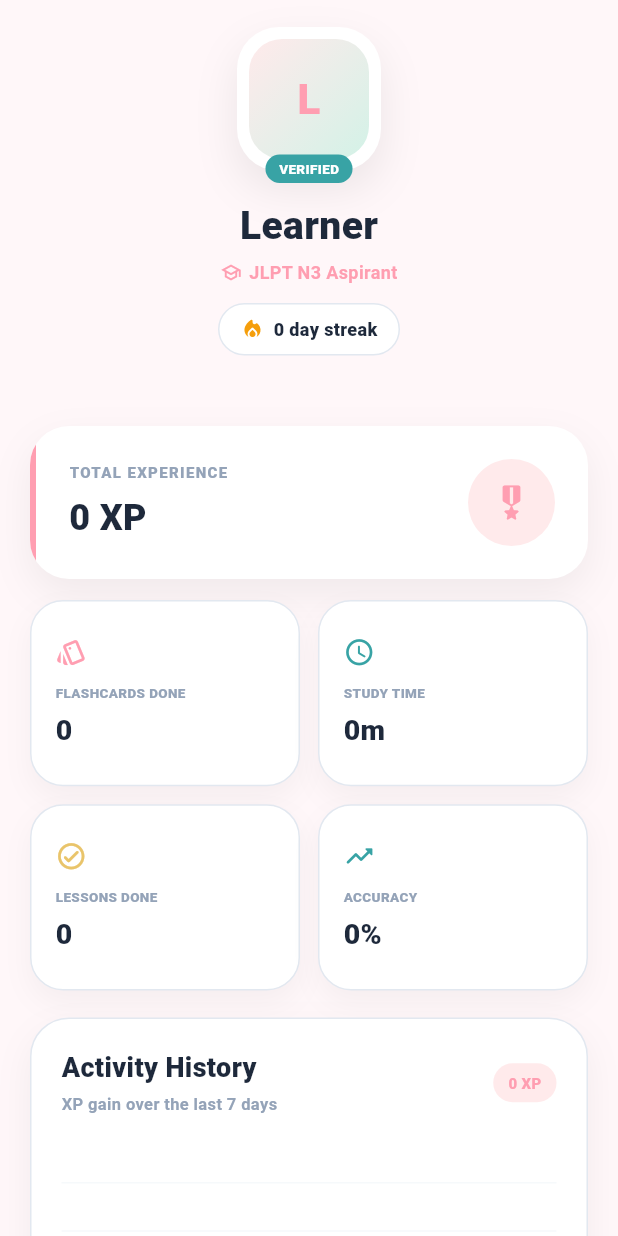
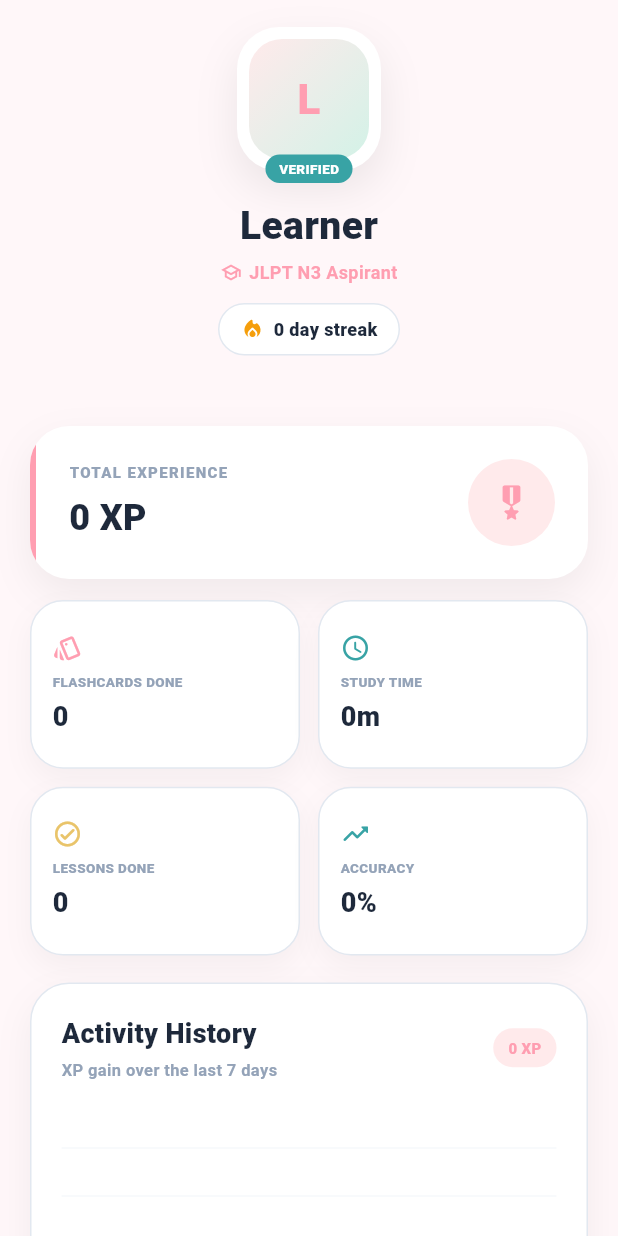
Before and after one commit to MHuynne/NihongoShadowing, a Flutter app: the ProfileScreen screen opened directly, on a phone screen of 412 x 824 dp. Run offline on Flutter 3.47's test engine with Material 3 defaults, Android fonts, the phone set to English and light mode, and no system bars; our stand-ins replace audioplayers, file_picker, firebase_auth, firebase_core, google_sign_in, shared_preferences and 1 more; missing offline and left inert: dart:html, record; accounts and stored records are empty; network calls fail.

Commit message:
commit code

```diff
--- a/flutter_application_1/lib/features/profile/presentation/screens/profile_screen.dart
+++ b/flutter_application_1/lib/features/profile/presentation/screens/profile_screen.dart
@@ -844,7 +844,7 @@ class _StatsGrid extends StatelessWidget {
       crossAxisCount: 2,
       crossAxisSpacing: 12,
       mainAxisSpacing: 12,
-      childAspectRatio: 1.45,
+      childAspectRatio: 1.6,
       physics: const NeverScrollableScrollPhysics(),
       shrinkWrap: true,
       children: [
@@ -900,7 +900,7 @@ class _StatTile extends StatelessWidget {
   @override
   Widget build(BuildContext context) {
     return Container(
-      padding: const EdgeInsets.all(16),
+      padding: const EdgeInsets.all(14),
       decoration: BoxDecoration(
         color: AppColors.surface(context),
         borderRadius: BorderRadius.circular(22),
@@ -917,8 +917,8 @@ class _StatTile extends StatelessWidget {
         crossAxisAlignment: CrossAxisAlignment.start,
         mainAxisAlignment: MainAxisAlignment.center,
         children: [
-          Icon(icon, color: accent, size: 21),
-          const SizedBox(height: 10),
+          Icon(icon, color: accent, size: 20),
+          const SizedBox(height: 6),
           Text(
             label,
             maxLines: 1,
@@ -929,12 +929,12 @@ class _StatTile extends StatelessWidget {
               fontWeight: FontWeight.w900,
             ),
           ),
-          const SizedBox(height: 5),
+          const SizedBox(height: 4),
           Text(
             value,
             style: TextStyle(
               color: AppColors.primaryText(context),
-              fontSize: 19,
+              fontSize: 18,
               fontWeight: FontWeight.w900,
             ),
           ),
```
Also changed, not shown: flutter_application_1/lib/core/network/app_http_client.dart (+10 -5 lines), flutter_application_1/lib/features/home/presentation/components/mountain_progress_widget.dart (+14 -9 lines), flutter_application_1/lib/features/home/presentation/screens/home_screen.dart (+20 -1 lines), flutter_application_1/lib/features/shadowing/presentation/screens/shadowing_screen.dart (+15 -2 lines), 5 other files.
